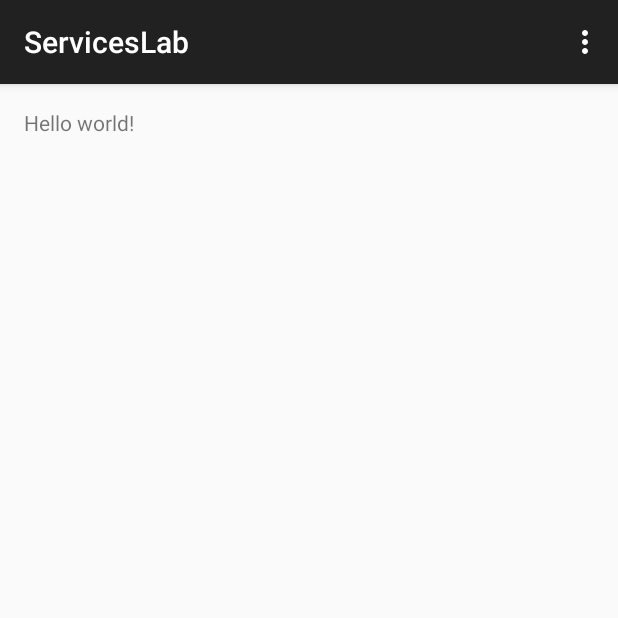
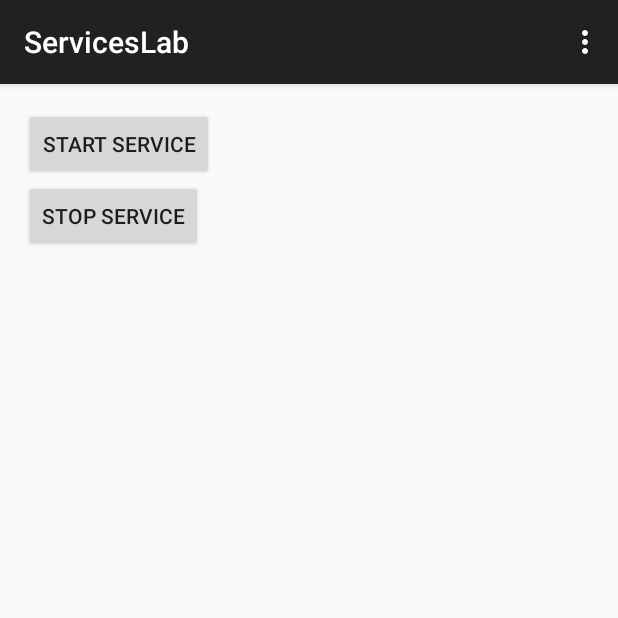
Before and after one commit to mmuppa/ServicesLab, an Android app: the screen it shows after launch (MainActivity), on a phone screen of 412 x 824 dp, the top half of it. Run offline under Robolectric (Android 15) with nearby library versions, the phone set to English and light mode, and no system bars.

```diff
--- a/app/src/main/java/edu/uw/tacoma/mmuppa/serviceslab/MainActivity.java
+++ b/app/src/main/java/edu/uw/tacoma/mmuppa/serviceslab/MainActivity.java
@@ -1,10 +1,15 @@
 package edu.uw.tacoma.mmuppa.serviceslab;
 
-import android.content.Intent;
+import android.content.ComponentName;
+import android.content.Context;
+import android.content.SharedPreferences;
+import android.content.pm.PackageManager;
 import android.os.Bundle;
 import android.support.v7.app.AppCompatActivity;
 import android.view.Menu;
 import android.view.MenuItem;
+import android.view.View;
+import android.widget.Button;
 
 public class MainActivity extends AppCompatActivity {
 
@@ -13,8 +18,47 @@ public class MainActivity extends AppCompatActivity {
         super.onCreate(savedInstanceState);
         setContentView(R.layout.activity_main);
 
-        Intent intent = new Intent(this, RSSService.class);
-        startService(intent);
+
+        SharedPreferences sharedPreferences =
+                getSharedPreferences(getString(R.string.SHARED_PREFS)
+                , Context.MODE_PRIVATE);
+        final SharedPreferences.Editor editor = sharedPreferences.edit();
+
+        Button startButton = (Button) findViewById(R.id.start_button);
+        startButton.setOnClickListener(new View.OnClickListener() {
+            @Override
+            public void onClick(View view) {
+                editor.putBoolean(getString(R.string.ON), true);
+                editor.commit();
+                RSSService.setServiceAlarm(view.getContext(), true);
+                ComponentName receiver = new ComponentName(view.getContext()
+                        , BootUpReceiver.class);
+                PackageManager pm = view.getContext().getPackageManager();
+
+                pm.setComponentEnabledSetting(receiver,
+                        PackageManager.COMPONENT_ENABLED_STATE_ENABLED,
+                        PackageManager.DONT_KILL_APP);
+
+            }
+        });
+
+        Button stopButton = (Button) findViewById(R.id.stop_button);
+        stopButton.setOnClickListener(new View.OnClickListener() {
+            @Override
+            public void onClick(View view) {
+                editor.putBoolean(getString(R.string.ON), false);
+                editor.commit();
+                RSSService.setServiceAlarm(view.getContext(), false);
+                RSSService.setServiceAlarm(view.getContext(), true);
+                ComponentName receiver = new ComponentName(view.getContext()
+                        , BootUpReceiver.class);
+                PackageManager pm = view.getContext().getPackageManager();
+
+                pm.setComponentEnabledSetting(receiver,
+                        PackageManager.COMPONENT_ENABLED_STATE_DISABLED,
+                        PackageManager.DONT_KILL_APP);
+            }
+        });
     }
 
     @Override
--- a/app/src/main/res/layout/activity_main.xml
+++ b/app/src/main/res/layout/activity_main.xml
@@ -8,8 +8,16 @@
                 android:paddingBottom="@dimen/activity_vertical_margin"
                 tools:context=".MainActivity">
 
-    <TextView
-        android:text="@string/hello_world"
+    <Button
+        android:id="@+id/start_button"
+        android:text="@string/start_service"
+        android:layout_width="wrap_content"
+        android:layout_height="wrap_content"/>
+
+    <Button
+        android:id="@+id/stop_button"
+        android:layout_below="@id/start_button"
+        android:text="@string/stop_service"
         android:layout_width="wrap_content"
         android:layout_height="wrap_content"/>
 
--- a/app/src/main/res/values/strings.xml
+++ b/app/src/main/res/values/strings.xml
@@ -1,6 +1,10 @@
 <resources>
     <string name="app_name">ServicesLab</string>
 
-    <string name="hello_world">Hello world!</string>
+    <string name="start_service">Start Service</string>
+    <string name="stop_service">Stop Service</string>
+
+    <string name="SHARED_PREFS">edu.uw.tacoma.mmuppa.serviceslab.shared_prefs</string>
+    <string name="ON">ON</string>
     <string name="action_settings">Settings</string>
 </resources>
```
Also changed, not shown: app/src/main/AndroidManifest.xml (+13 -0 lines), app/src/main/java/edu/uw/tacoma/mmuppa/serviceslab/BootUpReceiver.java (added, +25 -0 lines), app/src/main/java/edu/uw/tacoma/mmuppa/serviceslab/RSSService.java (+78 -1 lines).
